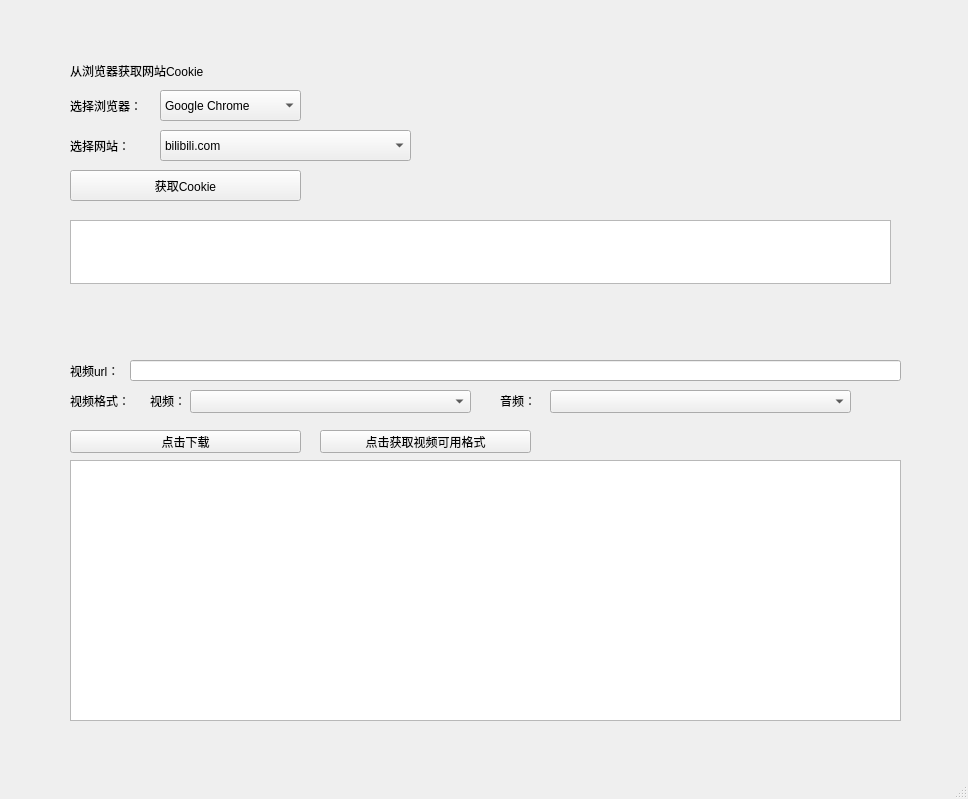
First picture: the form in src/ui/download_mainwindow.ui, repository inkmac/Downloader, before the edit.
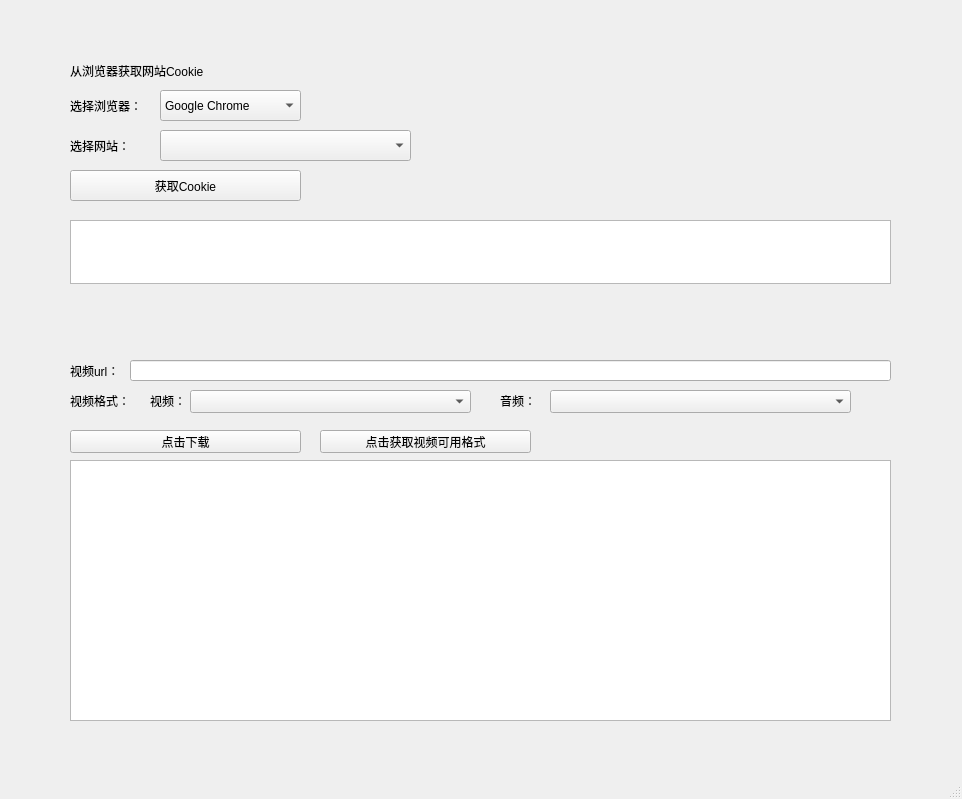
Second picture: the form after the edit.

Diff of the .ui file:
```diff
--- a/src/ui/download_mainwindow.ui
+++ b/src/ui/download_mainwindow.ui
@@ -6,7 +6,7 @@
    <rect>
     <x>0</x>
     <y>0</y>
-    <width>968</width>
+    <width>962</width>
     <height>799</height>
    </rect>
   </property>
@@ -91,16 +91,6 @@
       <height>31</height>
      </rect>
     </property>
-    <item>
-     <property name="text">
-      <string>bilibili.com</string>
-     </property>
-    </item>
-    <item>
-     <property name="text">
-      <string>youtube.com</string>
-     </property>
-    </item>
    </widget>
    <widget class="QLabel" name="label_4">
     <property name="geometry">
@@ -143,7 +133,7 @@
      <rect>
       <x>130</x>
       <y>360</y>
-      <width>771</width>
+      <width>761</width>
       <height>21</height>
      </rect>
     </property>
@@ -179,10 +169,13 @@
      <rect>
       <x>70</x>
       <y>460</y>
-      <width>831</width>
+      <width>821</width>
       <height>261</height>
      </rect>
     </property>
+    <property name="readOnly">
+     <bool>true</bool>
+    </property>
    </widget>
    <widget class="QPushButton" name="video_format_fetch_button">
     <property name="geometry">
```
Left out of the diff: 3 changed lines with no effect on the pictures.
